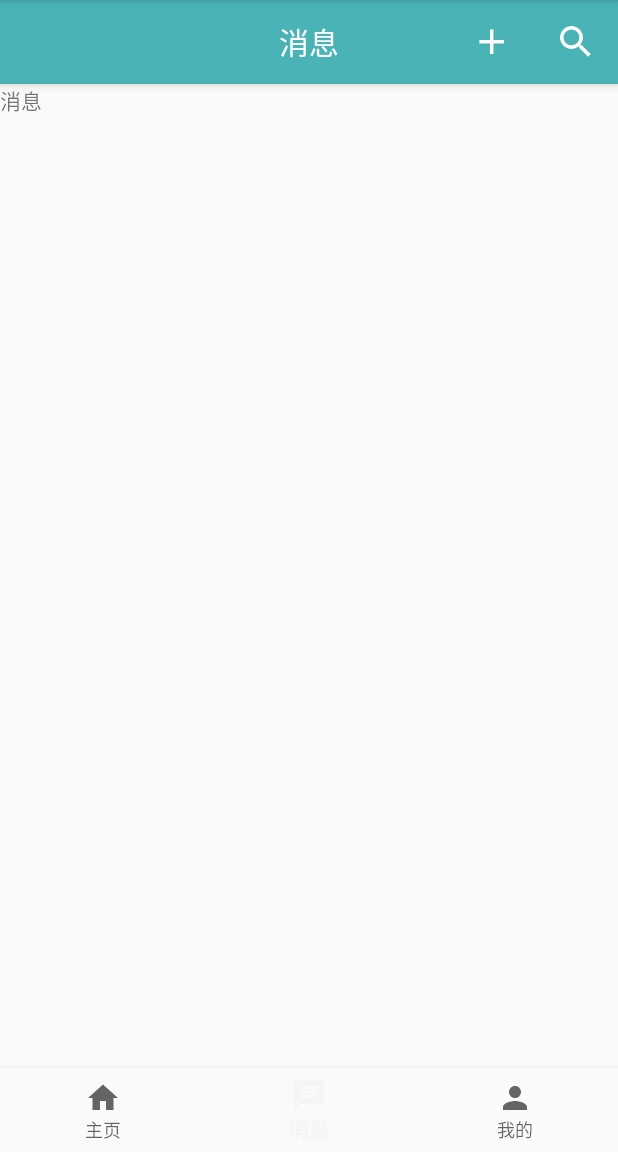
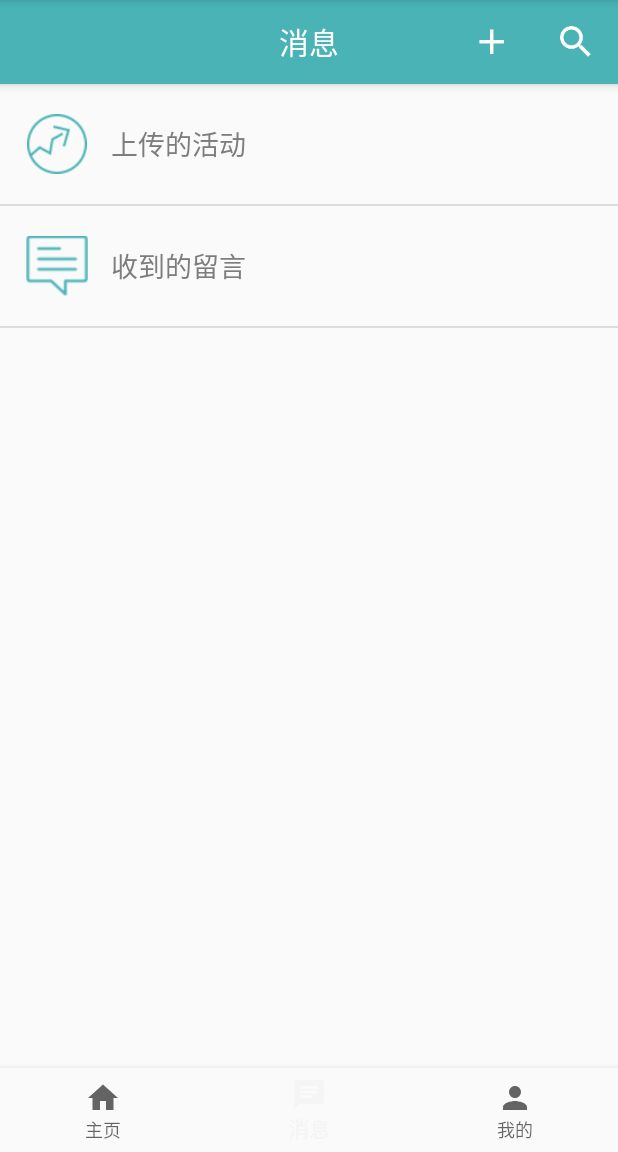
Before and after one commit to RongRongJi/HiWhuClient, an Android app: the navigationFragment screen opened directly, with no data from a screen before it, item 2 of the bottom bar chosen, on a phone screen of 412 x 824 dp, the part 84-1236 px from its top. Run offline under Robolectric (Android 15) with nearby library versions, the phone set to English and light mode, and no system bars; libraries missing offline, so code that uses them is left out: jp.wasabeef.glide; pictures from the network do not load; 3 statements that could not run were skipped.

Commit message:
主办方消息页面主页实现（？）

```diff
--- /dev/null
+++ b/app/src/main/java/com/hiwhuUI/Activity/McAdapter.java
@@ -0,0 +1,32 @@
+package com.hiwhuUI.Activity;
+
+import android.content.Context;
+import android.view.LayoutInflater;
+import android.view.View;
+import android.view.ViewGroup;
+import android.widget.ArrayAdapter;
+import android.widget.ImageView;
+import android.widget.TextView;
+
+import com.hiwhu.hiwhuclient.R;
+
+import java.util.List;
+
+public class McAdapter extends ArrayAdapter<comMessage> {
+    private int resourceId;
+    public McAdapter(Context context, int textViewResourceId,
+                     List<comMessage> objects){
+        super(context,textViewResourceId,objects);
+        resourceId = textViewResourceId;
+    }
+    @Override
+    public View getView(int position, View convertView, ViewGroup parent){
+        comMessage commessage = getItem(position);
+        View view = LayoutInflater.from(getContext()).inflate(resourceId,parent,false);
+        ImageView mcImage = (ImageView)view.findViewById(R.id.mc_image);
+        TextView mcName = (TextView)view.findViewById(R.id.mc_name);
+        mcImage.setImageResource(commessage.getImageId());
+        mcName.setText(commessage.getName());
+        return view;
+    }
+}
--- /dev/null
+++ b/app/src/main/java/com/hiwhuUI/Activity/comMessage.java
@@ -0,0 +1,16 @@
+package com.hiwhuUI.Activity;
+
+public class comMessage {
+        private String name;
+        private int imageId;
+        public comMessage(String name,int imageId){
+            this.name = name;
+            this.imageId = imageId;
+        }
+        public  String getName(){
+            return name;
+        }
+        public int getImageId(){
+            return imageId;
+        }
+}
--- a/app/src/main/java/com/hiwhuUI/Activity/util/navigationFragment.java
+++ b/app/src/main/java/com/hiwhuUI/Activity/util/navigationFragment.java
@@ -1,19 +1,22 @@
 package com.hiwhuUI.Activity.util;
 
 
+import android.app.Activity;
+import android.content.Context;
 import android.content.Intent;
+import android.media.Image;
 import android.os.Bundle;
 import android.support.annotation.Nullable;
 import android.support.design.widget.TabLayout;
 import android.support.v4.app.Fragment;
-import android.support.v4.app.FragmentManager;
-import android.support.v4.app.FragmentTransaction;
 import android.support.v4.view.ViewPager;
 import android.view.LayoutInflater;
 import android.view.View;
 import android.view.ViewGroup;
+import android.widget.ArrayAdapter;
 import android.widget.Button;
 import android.widget.ImageView;
+import android.widget.ListView;
 import android.widget.RelativeLayout;
 import android.widget.TextView;
 
@@ -22,9 +25,13 @@ import com.bumptech.glide.load.resource.bitmap.CenterCrop;
 import com.hiwhu.hiwhuclient.R;
 import com.hiwhuUI.Activity.ListActivity;
 import com.hiwhuUI.Activity.LoginActivity;
-import com.hiwhuUI.Activity.com_dataActivity;
+import com.hiwhuUI.Activity.MainActivity;
+import com.hiwhuUI.Activity.McAdapter;
+import com.hiwhuUI.Activity.comMessage;
 import com.hiwhuUI.Activity.com_describeActivity;
-import com.hiwhuUI.Activity.stu_dataActivity;
+
+import java.util.ArrayList;
+import java.util.List;
 
 import data.staticData;
 import jp.wasabeef.glide.transformations.BlurTransformation;
@@ -196,10 +203,18 @@ public class navigationFragment extends Fragment {
             }
         }
         else{
-            view = inflater.inflate(R.layout.fragment_navigation, null);
-            TextView textView = (TextView) view.findViewById(R.id.nagative_textView);
-            textView.setText(getArguments().getString("info"));
-        }
+            view = inflater.inflate(R.layout.activity_message_com, null);
+            List<comMessage> messageList = new ArrayList<>();
+            for (int i = 0;i<1;i++){
+                comMessage mc_activity = new comMessage("上传的活动",R.drawable.mc_activity);
+                messageList.add(mc_activity);
+                comMessage mc_messgae = new comMessage("收到的留言",R.drawable.mc_message);
+                messageList.add(mc_messgae);
+            }
+            McAdapter adapter = new McAdapter(getActivity(), R.layout.message_com_item,messageList);
+            ListView listView = (ListView) view.findViewById(R.id.message_com);
+            listView.setAdapter(adapter);
+            }
         return view;
     }
 }
--- /dev/null
+++ b/app/src/main/res/layout/activity_message_com.xml
@@ -0,0 +1,13 @@
+<?xml version="1.0" encoding="utf-8"?>
+<LinearLayout xmlns:android="http://schemas.android.com/apk/res/android"
+    android:layout_width="match_parent"
+    android:layout_height="match_parent"
+    android:orientation="vertical">
+
+    <ListView
+        android:id="@+id/message_com"
+        android:layout_width="match_parent"
+        android:layout_height="match_parent">
+    </ListView>
+
+</LinearLayout>
--- /dev/null
+++ b/app/src/main/res/layout/message_com_item.xml
@@ -0,0 +1,24 @@
+<?xml version="1.0" encoding="utf-8"?>
+<LinearLayout
+    xmlns:android="http://schemas.android.com/apk/res/android"
+    android:layout_width="match_parent"
+    android:layout_height="wrap_content">
+    <ImageView
+        android:id="@+id/mc_image"
+        android:layout_width="wrap_content"
+        android:layout_height="80dip"
+        android:layout_marginLeft="12dip"
+        android:scaleType="fitCenter"
+        android:paddingBottom="20dip"
+        android:paddingTop="20dip"/>
+
+    <TextView
+        android:id="@+id/mc_name"
+        android:layout_width="wrap_content"
+        android:layout_height="wrap_content"
+        android:layout_gravity="center_vertical"
+        android:layout_marginLeft="10dip"
+        android:textSize="18dip"
+        android:textColor="#7D7D7D"/>
+
+</LinearLayout>
```
Also changed, not shown: app/src/main/AndroidManifest.xml (+5 -6 lines), app/build.gradle (line endings or trailing spaces), app/src/main/res/drawable/mc_activity.png (added), app/src/main/res/drawable/mc_message.png (added).
